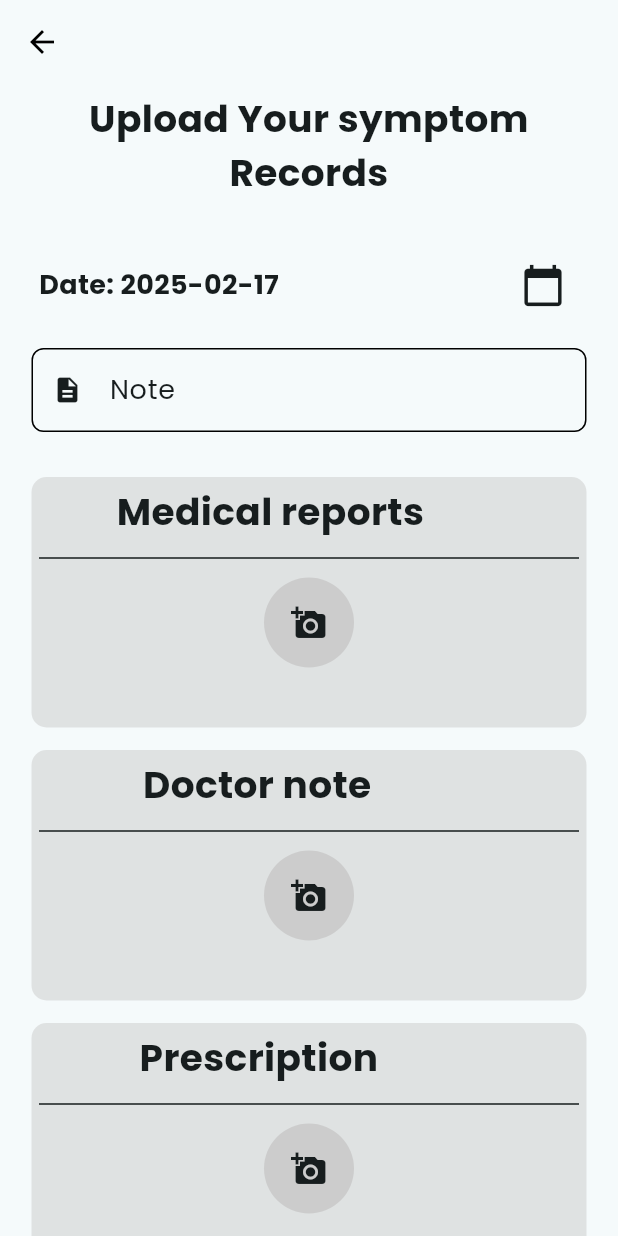
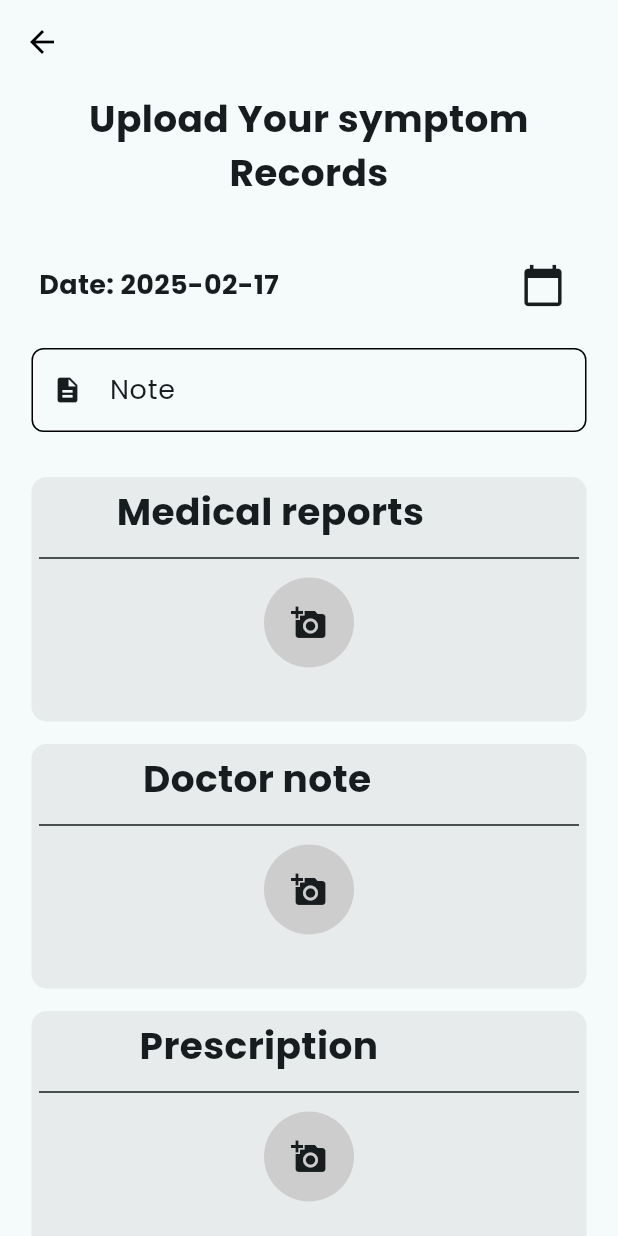
Before and after one commit to andriimobdev25/healthcare-app, a Flutter app: the AddHealthReport screen opened directly with empty values, on a phone screen of 412 x 824 dp. Run offline on Flutter 3.47's test engine with Material 3 defaults, Android fonts, the phone set to English and light mode, and no system bars; our stand-ins replace animate_do, cloud_firestore, firebase_auth, firebase_core, firebase_messaging, firebase_storage and 8 more; missing offline and left inert: google_mlkit_text_recognition; accounts and stored records are empty; network calls fail.

Commit message:
Update opacity of background color and enhance button styles in single category image card

```diff
--- a/lib/widgets/single_category/single_category_image_card.dart
+++ b/lib/widgets/single_category/single_category_image_card.dart
@@ -35,7 +35,7 @@ class _SingleCategoryImageCardState extends State<SingleCategoryImageCard> {
       decoration: BoxDecoration(
         borderRadius: BorderRadius.circular(10),
         // ignore: deprecated_member_use
-        color: subLandMarksCardBg.withOpacity(0.5),
+        color: subLandMarksCardBg.withOpacity(0.32),
       ),
       child: Padding(
         padding: const EdgeInsets.all(5),
@@ -113,12 +113,24 @@ class _SingleCategoryImageCardState extends State<SingleCategoryImageCard> {
               height: 10,
             ),
             widget.recognizedText.isNotEmpty
-                ? TextButton(
-                    onPressed: () {
+                ? GestureDetector(
+                    onTap: () {
                       setState(() {
                         widget.recognizedText = "";
                       });
                     },
+                    child: Container(
+                      width: 200,
+                      height: 40,
+                      margin: EdgeInsets.only(bottom: 5),
+                      decoration: BoxDecoration(
+                        borderRadius: BorderRadius.circular(8),
+                        color: mainWhiteColor,
+                        border: Border.all(
+                          color: mainOrangeColor,
+                          width: 2,
+                        ),
+                      ),
                       child: Row(
                         mainAxisAlignment: MainAxisAlignment.spaceEvenly,
                         children: [
@@ -126,16 +138,17 @@ class _SingleCategoryImageCardState extends State<SingleCategoryImageCard> {
                             "Clear this",
                             style: TextStyle(
                               fontWeight: FontWeight.bold,
+                              fontSize: 16,
                               color: mainOrangeColor,
-                            fontSize: 22,
                             ),
                           ),
                           Icon(
-                          Icons.cancel_outlined,
+                            Icons.clear,
                             size: 30,
                             color: mainOrangeColor,
                           ),
                         ],
+                      ),
                     ),
                   )
                 : SizedBox(
@@ -144,7 +157,20 @@ class _SingleCategoryImageCardState extends State<SingleCategoryImageCard> {
             widget.recognizedText.isNotEmpty
                 ? Scrollbar(
                     child: SingleChildScrollView(
+                      child: Padding(
+                        padding: const EdgeInsets.all(5),
+                        child: Container(
+                          padding: EdgeInsets.all(8),
+                          margin: EdgeInsets.only(bottom: 5),
+                          decoration: BoxDecoration(
+                            border: Border.all(
+                              color: mainPurpleColor,
+                            ),
+                            borderRadius: BorderRadius.circular(8),
+                            color: mainWhiteColor,
+                          ),
                           child: SelectableText(
+                            cursorColor: mainOrangeColor,
                             widget.recognizedText.isEmpty
                                 ? "No text process"
                                 : widget.recognizedText,
@@ -152,48 +178,63 @@ class _SingleCategoryImageCardState extends State<SingleCategoryImageCard> {
                                 fontWeight: FontWeight.bold, fontSize: 15),
                           ),
                         ),
+                      ),
+                    ),
                   )
                 : SizedBox(),
             SizedBox(
-              height: 10,
+              height: 1,
             ),
             if (widget.selectedImage != null) ...[
               Column(
                 children: [
-                  TextButton(
-                    onPressed: widget.processImage,
+                  GestureDetector(
+                    onTap: widget.processImage,
+                    child: Container(
+                      width: 200,
+                      height: 40,
+                      decoration: BoxDecoration(
+                        borderRadius: BorderRadius.circular(8),
+                        color: mainWhiteColor,
+                        border: Border.all(
+                          color: mainNightLifeColor,
+                          width: 2,
+                        ),
+                      ),
                       child: Row(
-                      mainAxisSize: MainAxisSize.min,
+                        mainAxisAlignment: MainAxisAlignment.spaceEvenly,
                         children: [
-                        const Text(
+                          Text(
                             "Process Image",
                             style: TextStyle(
-                            fontSize: 22,
-                            color: mainNightLifeColor,
                               fontWeight: FontWeight.bold,
+                              fontSize: 16,
+                              color: mainPurpleColor,
                             ),
                           ),
-                        if (widget.isRecognized) ...{
-                          const SizedBox(
-                            width: 20,
-                          ),
-                          const SizedBox(
+                          widget.isRecognized
+                              ? const SizedBox(
                                   width: 16,
                                   height: 16,
                                   child: CircularProgressIndicator(
                                     strokeWidth: 2,
                                     color: Colors.orange,
                                   ),
+                                )
+                              : Icon(
+                                  Icons.auto_awesome,
+                                  size: 30,
+                                  color: mainPurpleColor,
                                 ),
-                        }
                         ],
+                      ),
                     ),
                   ),
                 ],
               )
             ],
             SizedBox(
-              height: 5,
+              height: 10,
             ),
           ],
         ),
```
Lines whose indentation alone changed are shown as unchanged.
